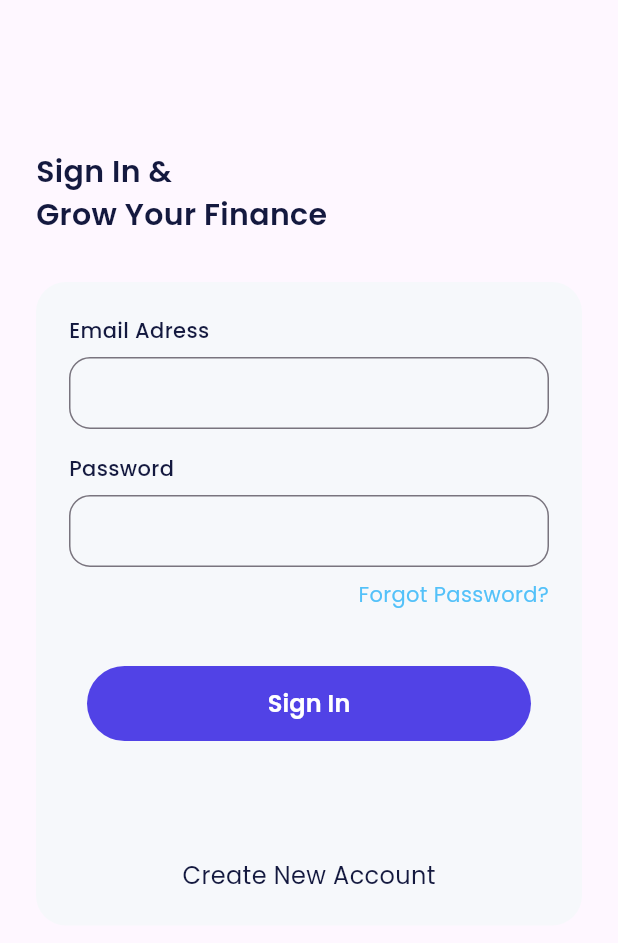
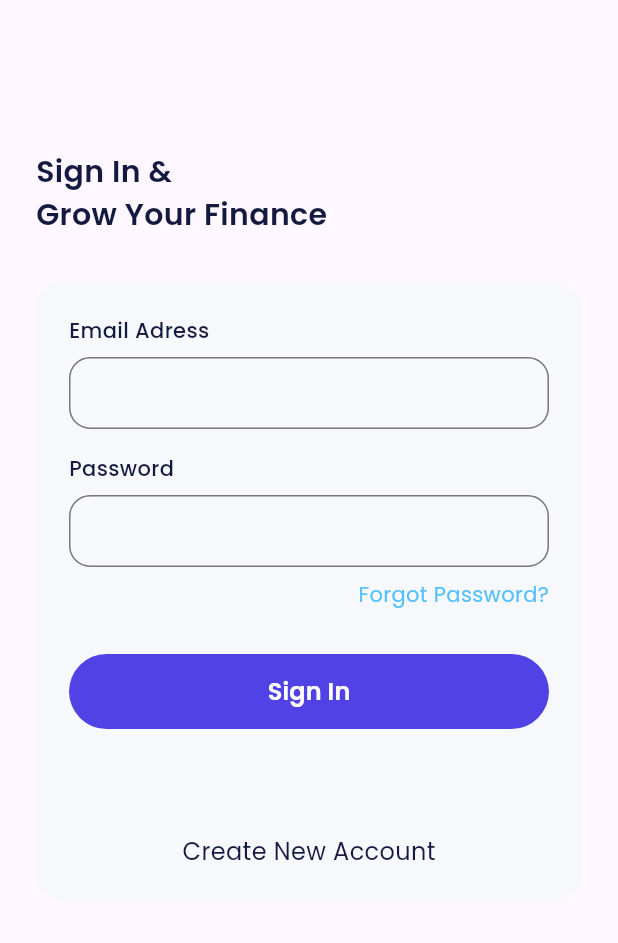
Before and after one commit to faricandrevano/E-Wallet-Flutter, a Flutter app: the SignIn screen opened directly, on a phone screen of 412 x 824 dp, the part 225-1168 px from its top. Run offline on Flutter 3.47's test engine with Material 3 defaults, Android fonts, the phone set to English and light mode, and no system bars; our stand-ins replace carousel_slider, google_fonts.

Commit message:
add custom widget

```diff
--- a/lib/ui/pages/sign_in_page.dart
+++ b/lib/ui/pages/sign_in_page.dart
@@ -1,5 +1,7 @@
 import 'package:dana/shared/theme.dart';
-import 'package:dana/ui/pages/onborading_page.dart';
+import 'package:dana/ui/pages/splash_page.dart';
+import 'package:dana/ui/widgets/buttons.dart';
+import 'package:dana/ui/widgets/gesture_text.dart';
 import 'package:flutter/material.dart';
 
 class SignIn extends StatelessWidget {
@@ -81,52 +83,38 @@ class SignIn extends StatelessWidget {
                           const SizedBox(height: 8),
                           Align(
                             alignment: Alignment.centerRight,
-                            child: Text(
-                              'Forgot Password?',
-                              style: blueTextStyle,
+                            child: CustomGestureText(
+                              title: 'Forgot Password?',
+                              styleText: blueTextStyle,
+                              fontSize: 14,
+                              fontWeight: regular,
                             ),
                           ),
                           const SizedBox(height: 30),
-                          TextButton(
-                            onPressed: () {},
-                            child: Container(
-                              width: double.infinity,
-                              height: 50,
-                              alignment: Alignment.center,
-                              decoration: BoxDecoration(
-                                color: purpleColor,
-                                borderRadius: const BorderRadius.all(
-                                  Radius.circular(56),
-                                ),
-                              ),
-                              child: Text(
-                                'Sign In',
-                                style: whiteTextStyle.copyWith(
-                                  fontSize: 16,
-                                  fontWeight: semiBold,
-                                ),
-                              ),
-                            ),
-                          ),
+                          CustomFilledButton(
+                            width: double.infinity,
+                            height: 50,
+                            title: 'Sign In',
+                          )
                         ],
                       )
                     ],
                   ),
                 ),
                 const SizedBox(height: 70),
-                GestureDetector(
+                CustomGestureText(
+                  title: 'Create New Account',
+                  fontSize: 16,
+                  fontWeight: regular,
+                  styleText: blackTextStyle,
                   onTap: () {
                     Navigator.push(
                       context,
                       MaterialPageRoute(
-                        builder: (context) => OnboardingPage(),
+                        builder: (context) => const SplashPage(),
                       ),
                     );
                   },
-                  child: Text(
-                    'Create New Account',
-                    style: blackTextStyle.copyWith(fontSize: 16),
-                  ),
                 )
               ],
             ),
--- /dev/null
+++ b/lib/ui/widgets/buttons.dart
@@ -0,0 +1,38 @@
+import 'package:flutter/material.dart';
+import 'package:dana/shared/theme.dart';
+
+class CustomFilledButton extends StatelessWidget {
+  final String title;
+  final double width, height;
+  final VoidCallback? onPressed;
+  const CustomFilledButton(
+      {super.key,
+      required this.width,
+      required this.height,
+      this.onPressed,
+      required this.title});
+
+  @override
+  Widget build(BuildContext context) {
+    return SizedBox(
+      width: width,
+      height: height,
+      child: TextButton(
+        onPressed: onPressed,
+        style: TextButton.styleFrom(
+          backgroundColor: purpleColor,
+          shape: RoundedRectangleBorder(
+            borderRadius: BorderRadius.circular(56),
+          ),
+        ),
+        child: Text(
+          title,
+          style: whiteTextStyle.copyWith(
+            fontWeight: semiBold,
+            fontSize: 16,
+          ),
+        ),
+      ),
+    );
+  }
+}
--- /dev/null
+++ b/lib/ui/widgets/gesture_text.dart
@@ -0,0 +1,27 @@
+import 'package:flutter/material.dart';
+
+class CustomGestureText extends StatelessWidget {
+  final VoidCallback? onTap;
+  final String title;
+  final TextStyle styleText;
+  final double fontSize;
+  final FontWeight fontWeight;
+  const CustomGestureText(
+      {super.key,
+      this.onTap,
+      required this.title,
+      required this.styleText,
+      required this.fontSize,
+      required this.fontWeight});
+
+  @override
+  Widget build(BuildContext context) {
+    return GestureDetector(
+      onTap: onTap,
+      child: Text(
+        title,
+        style: styleText.copyWith(fontSize: fontSize, fontWeight: fontWeight),
+      ),
+    );
+  }
+}
```
Also changed, not shown: lib/ui/pages/onborading_page.dart (+16 -34 lines).
